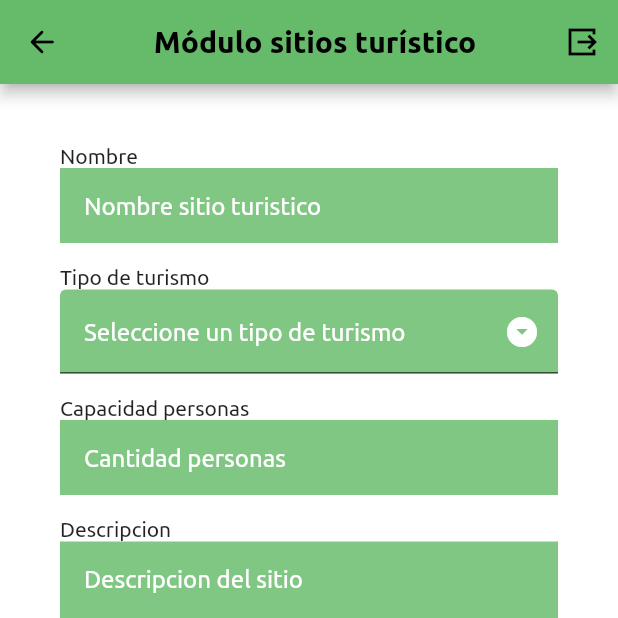
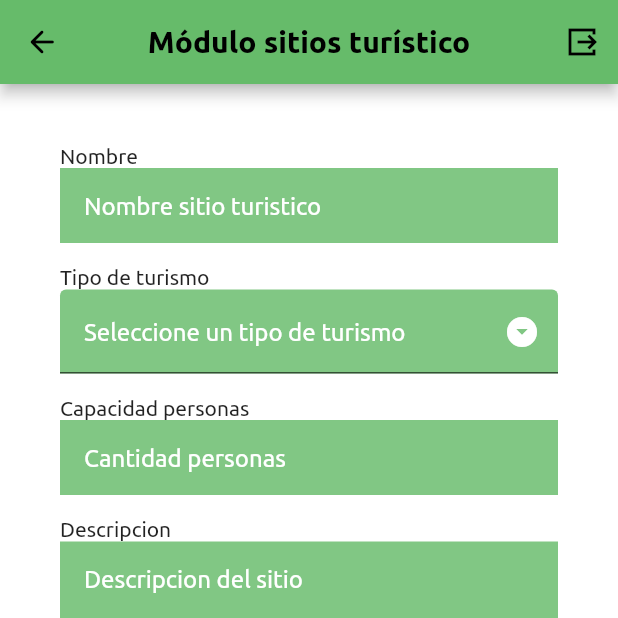
Before and after one commit to pueblobelloapp/pueblobelloapp, a Flutter app: the ModuleSitiosTuristico screen opened by its route, on a phone screen of 412 x 824 dp, the top half of it. Run offline on Flutter 3.47's test engine with Material 2 defaults, Android fonts, the phone set to English and light mode, and no system bars; our stand-ins replace auto_size_text, cloud_firestore, equatable, firebase_auth, firebase_core, firebase_storage and 6 more; accounts and stored records are empty; project files that could hold a hidden picture were left out.

Commit message:
agrego centerTitle en el Appbar

```diff
--- a/lib/Recursos/Paginas/modulopages/ModuleSitiosTuristico.dart
+++ b/lib/Recursos/Paginas/modulopages/ModuleSitiosTuristico.dart
@@ -46,6 +46,7 @@ class _ModuleSitiosTuristicoState extends State<ModuleSitiosTuristico> {
     return Scaffold(
       backgroundColor: Colors.white,
       appBar: AppBar(
+        centerTitle: true,
         backgroundColor: Colors.green.shade400,
         leading: IconButton(
             onPressed: () {
@@ -64,16 +65,13 @@ class _ModuleSitiosTuristicoState extends State<ModuleSitiosTuristico> {
                 color: Colors.black,
               )),
         ],
-        title: Align(
-          child: Text(
+        title: Text(
           'Módulo sitios turístico',
           style: TextStyle(
             fontSize: 20.0,
             color: Colors.black,
             fontWeight: FontWeight.bold,
           ),
-          ),
-          alignment: Alignment.center,
         ),
       ),
       body: SingleChildScrollView(
@@ -139,7 +137,6 @@ class _ModuleSitiosTuristicoState extends State<ModuleSitiosTuristico> {
                 TextButton.icon(
                     onPressed: () {
                       _getCurrentLocation();
-
                     },
                     icon: Icon(
                       Icons.location_on,
@@ -179,8 +176,7 @@ class _ModuleSitiosTuristicoState extends State<ModuleSitiosTuristico> {
                               _tipoTurismo.text,
                               _descripcionST.text,
                               _position.toString(),
-                              _uidUser
-                          );
+                              _uidUser);
                         }
                       },
                       style: TextButton.styleFrom(
```
Lines whose indentation alone changed are shown as unchanged.
